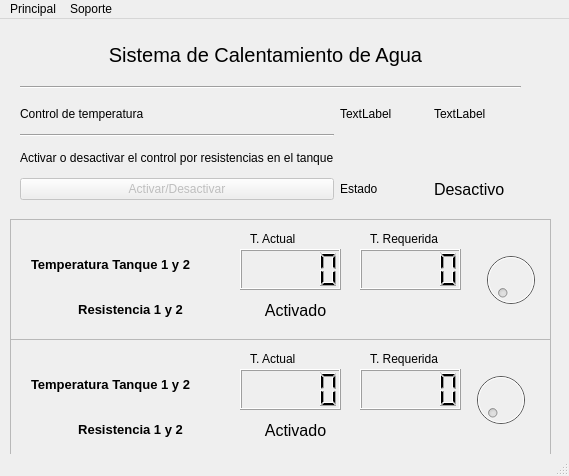
This is interface.ui in FreakJazz/Raspberry-interface-temperature-control as Qt 5 draws it before an edit. The edited form follows.
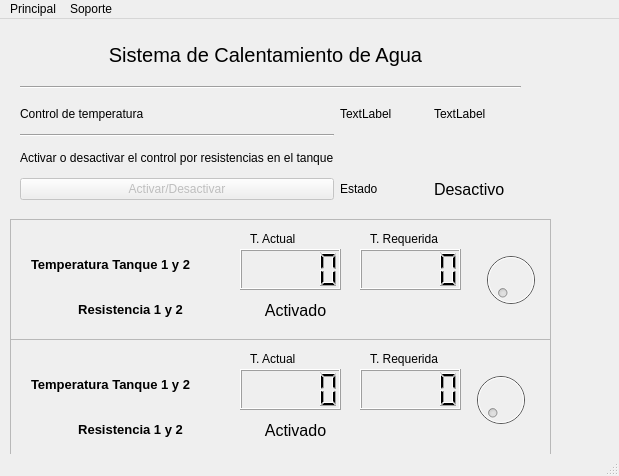
This is the edited form.

Patch:
```diff
--- a/interface.ui
+++ b/interface.ui
@@ -6,7 +6,7 @@
    <rect>
     <x>0</x>
     <y>0</y>
-    <width>569</width>
+    <width>619</width>
     <height>476</height>
    </rect>
   </property>
@@ -432,7 +432,7 @@
     <rect>
      <x>0</x>
      <y>0</y>
-     <width>569</width>
+     <width>619</width>
      <height>21</height>
     </rect>
    </property>
```
